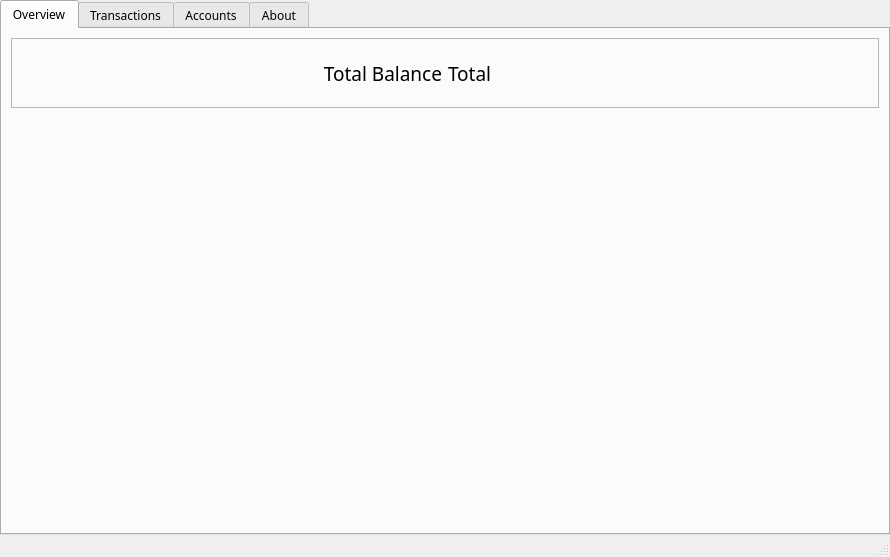
kaveenhyacinth/Gerbil-expense-tracker, file dashboard.ui: the form before one commit.
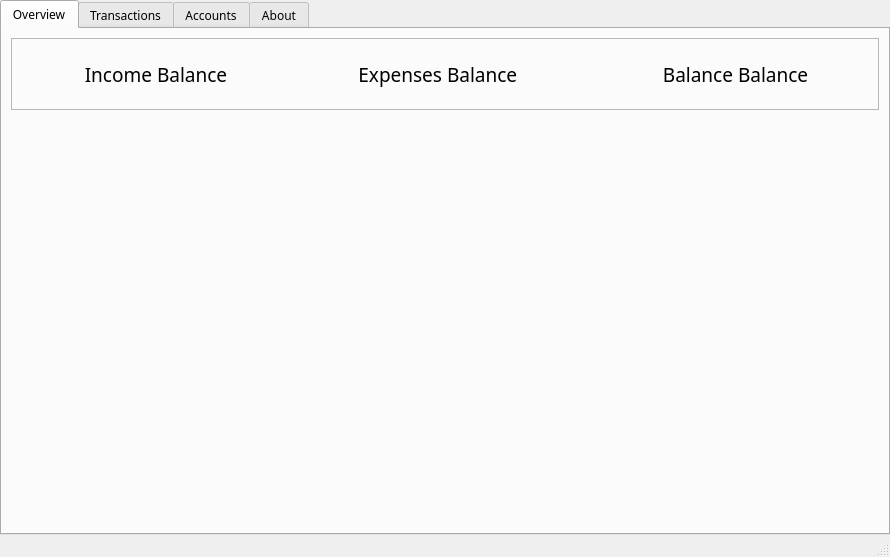
The form after the commit. Icons and pictures are not drawn.

Commit message: Add total income and expense labels | Remove last 30 day total feature

Diff of the .ui file:
```diff
--- a/dashboard.ui
+++ b/dashboard.ui
@@ -89,6 +89,85 @@
            <enum>QFrame::Raised</enum>
           </property>
           <layout class="QHBoxLayout" name="horizontalLayout_10">
+           <property name="spacing">
+            <number>5</number>
+           </property>
+           <property name="leftMargin">
+            <number>0</number>
+           </property>
+           <property name="topMargin">
+            <number>10</number>
+           </property>
+           <property name="rightMargin">
+            <number>0</number>
+           </property>
+           <property name="bottomMargin">
+            <number>10</number>
+           </property>
+           <item>
+            <widget class="QLabel" name="label_16">
+             <property name="font">
+              <font>
+               <family>Montserrat</family>
+               <pointsize>14</pointsize>
+              </font>
+             </property>
+             <property name="text">
+              <string>Income</string>
+             </property>
+             <property name="alignment">
+              <set>Qt::AlignRight|Qt::AlignTrailing|Qt::AlignVCenter</set>
+             </property>
+             <property name="margin">
+              <number>8</number>
+             </property>
+            </widget>
+           </item>
+           <item>
+            <widget class="QLabel" name="lblIncome">
+             <property name="font">
+              <font>
+               <family>Montserrat</family>
+               <pointsize>14</pointsize>
+              </font>
+             </property>
+             <property name="text">
+              <string>Balance</string>
+             </property>
+            </widget>
+           </item>
+           <item>
+            <widget class="QLabel" name="label_18">
+             <property name="font">
+              <font>
+               <family>Montserrat</family>
+               <pointsize>14</pointsize>
+              </font>
+             </property>
+             <property name="text">
+              <string>Expenses</string>
+             </property>
+             <property name="alignment">
+              <set>Qt::AlignRight|Qt::AlignTrailing|Qt::AlignVCenter</set>
+             </property>
+             <property name="margin">
+              <number>8</number>
+             </property>
+            </widget>
+           </item>
+           <item>
+            <widget class="QLabel" name="lblExpense">
+             <property name="font">
+              <font>
+               <family>Montserrat</family>
+               <pointsize>14</pointsize>
+              </font>
+             </property>
+             <property name="text">
+              <string>Balance</string>
+             </property>
+            </widget>
+           </item>
            <item>
             <widget class="QLabel" name="label">
              <property name="font">
@@ -98,7 +177,7 @@
               </font>
              </property>
              <property name="text">
-              <string>Total Balance</string>
+              <string>Balance</string>
              </property>
              <property name="alignment">
               <set>Qt::AlignRight|Qt::AlignTrailing|Qt::AlignVCenter</set>
@@ -135,7 +214,7 @@
               </font>
              </property>
              <property name="text">
-              <string>Total</string>
+              <string>Balance</string>
              </property>
             </widget>
            </item>
```
Left out of the diff: 4 changed lines with no effect on the pictures. The commit also changes 4 other files.
